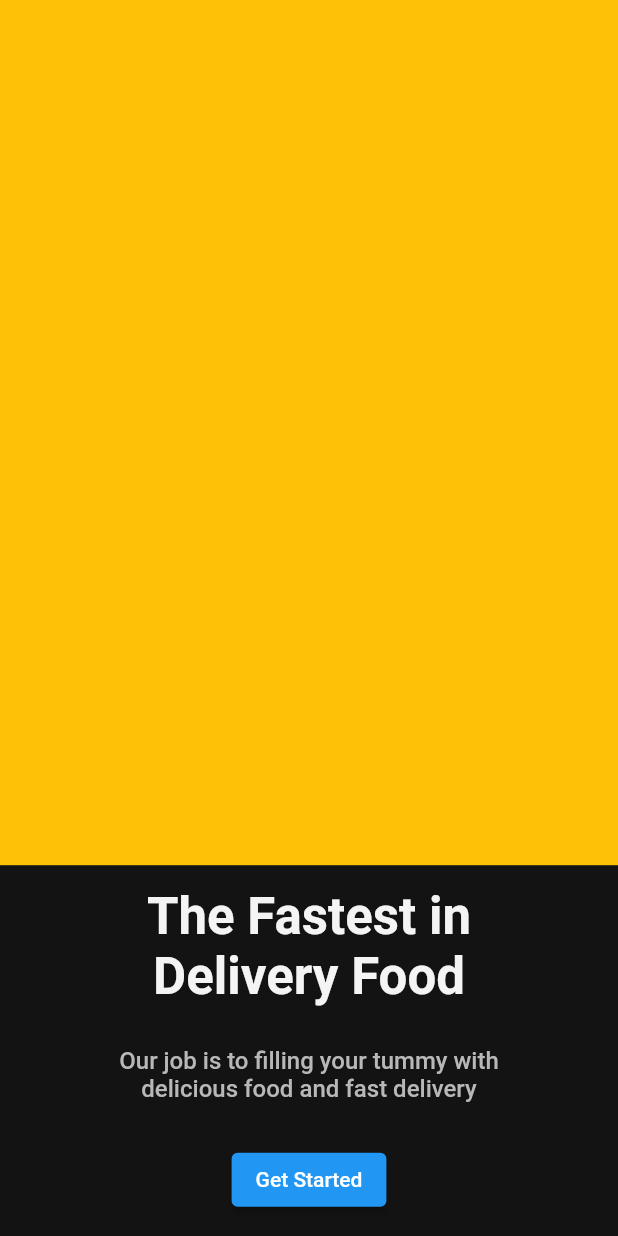
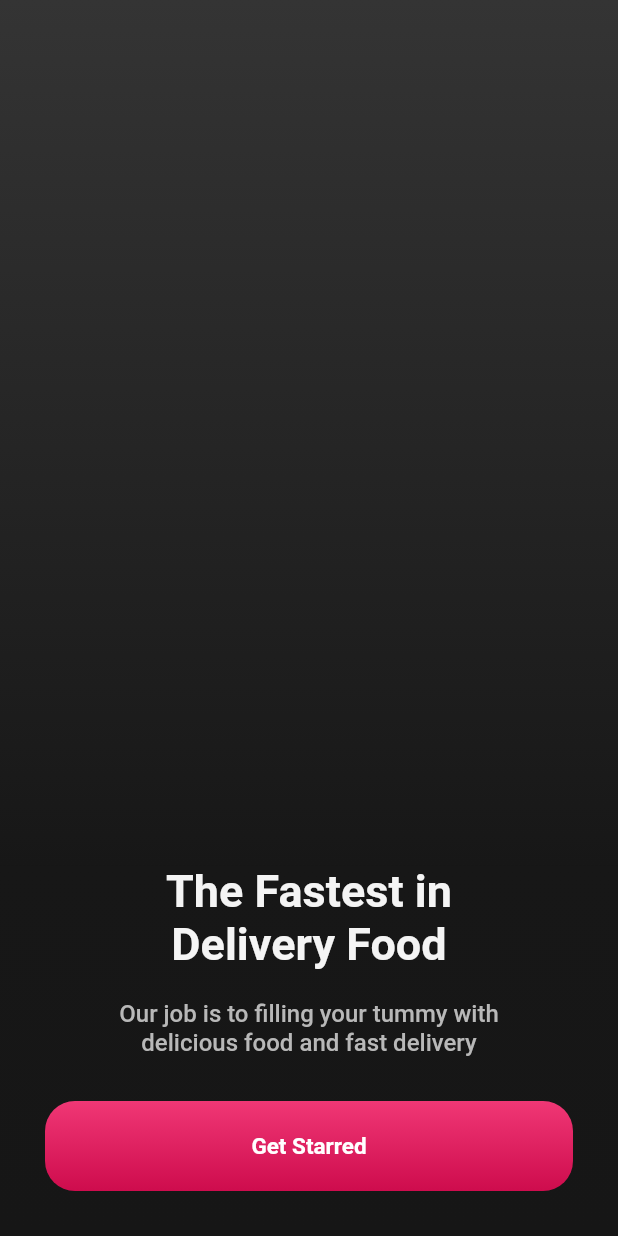
Before and after one commit to ernklyc/flutter_turkish_food_app_ui, a Flutter app: the screen it shows after launch, on a phone screen of 412 x 824 dp. Run offline on Flutter 3.47's test engine with Material 2 defaults, Android fonts, the phone set to English and light mode, and no system bars.

Commit message:
Home Page Update

```diff
--- a/flutter_turkish_food_app_ui/lib/pages/home_page.dart
+++ b/flutter_turkish_food_app_ui/lib/pages/home_page.dart
@@ -11,31 +11,53 @@ class _HomePageState extends State<HomePage> {
   @override
   Widget build(BuildContext context) {
     return Scaffold(
-      backgroundColor: const Color.fromARGB(255, 19, 19, 19),
+      backgroundColor: Color.fromRGBO(19, 19, 19, 1),
       body: Column(
         children: [
           Expanded(
             flex: 7,
-            child: Container(color: Colors.amber),
+            child: Container(
+              decoration: BoxDecoration(
+                  gradient: LinearGradient(
+                      begin: Alignment.topCenter,
+                      end: Alignment.bottomCenter,
+                      colors: [
+                    Color.fromARGB(255, 52, 52, 52),
+                    Color.fromARGB(255, 23, 23, 23),
+                  ])),
             ),
+          ),
+          //--------------------------------------------------------------------
           Expanded(
             flex: 3,
+            child: Container(
+              decoration: BoxDecoration(
+                  gradient: LinearGradient(
+                      begin: Alignment.bottomCenter,
+                      end: Alignment.topCenter,
+                      colors: [
+                    Color.fromARGB(255, 22, 22, 22),
+                    Color.fromARGB(255, 23, 23, 23),
+                  ])),
               child: Column(
-              mainAxisAlignment: MainAxisAlignment.spaceAround,
+                mainAxisAlignment: MainAxisAlignment.spaceBetween,
                 children: [
                   SizedBox(
                     width: 300,
                     child: Text(
                       "The Fastest in Delivery Food",
                       textAlign: TextAlign.center,
-                    style: Theme.of(context).textTheme.headlineMedium?.copyWith(
+                      style: Theme.of(context)
+                          .textTheme
+                          .headlineMedium
+                          ?.copyWith(
                               color: const Color.fromARGB(255, 244, 244, 244),
                               fontWeight: FontWeight.w700,
-                        ),
+                              fontSize: 30),
                     ),
                   ),
                   SizedBox(
-                  width: 270,
+                    width: 320,
                     child: Text(
                       "Our job is to filling your tummy with delicious food and fast delivery",
                       textAlign: TextAlign.center,
@@ -45,13 +67,39 @@ class _HomePageState extends State<HomePage> {
                           ),
                     ),
                   ),
-                ElevatedButton(
-                  onPressed: () {},
-                  child: const Text(
-                    "Get Started",
+                  GestureDetector(
+                    onTap: () {},
+                    child: Padding(
+                      padding: const EdgeInsets.only(
+                          left: 30, right: 30, bottom: 30, top: 10),
+                      child: Container(
+                        height: 60,
+                        decoration: BoxDecoration(
+                          borderRadius: BorderRadius.circular(20),
+                          gradient: LinearGradient(
+                            begin: Alignment.topCenter,
+                            end: Alignment.bottomCenter,
+                            colors: [
+                              Color.fromARGB(255, 240, 55, 117),
+                              Color.fromARGB(255, 206, 12, 77)
+                            ],
+                          ),
+                        ),
+                        child: Center(
+                          child: Text(
+                            'Get Starred',
+                            style: TextStyle(
+                              fontSize: 15.0,
+                              fontWeight: FontWeight.bold,
+                              color: Colors.white,
+                            ),
+                          ),
+                        ),
+                      ),
                     ),
                   ),
                 ],
+              ),
             ),
           ),
         ],
```
Lines whose indentation alone changed are shown as unchanged.
